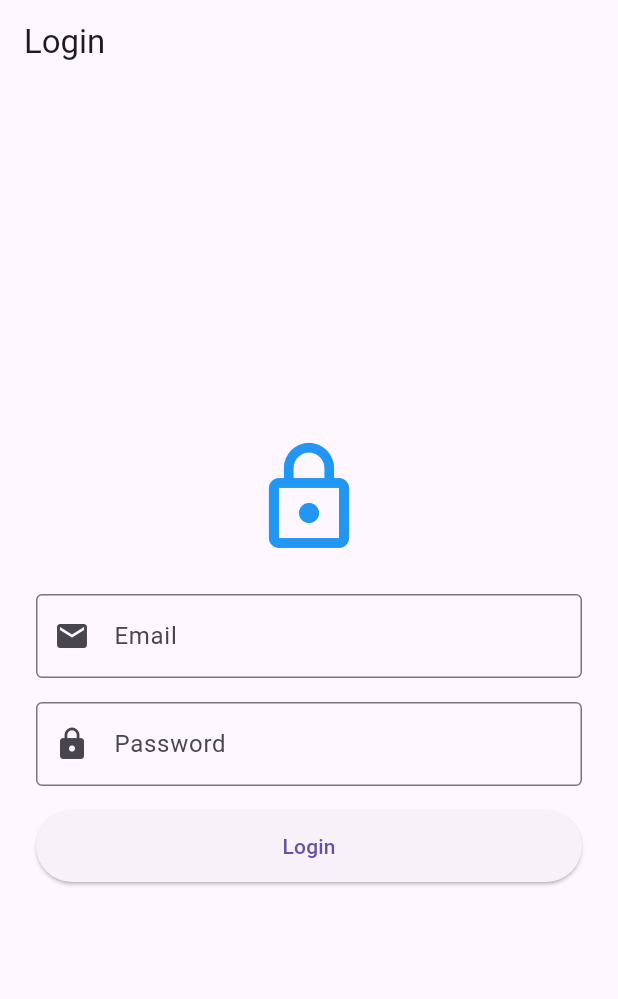
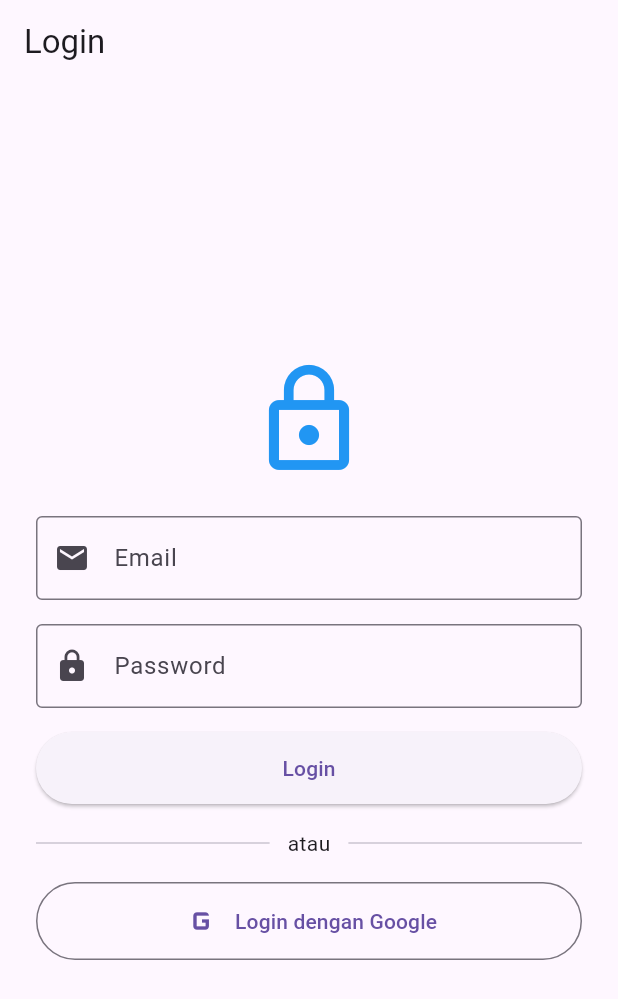
Before and after one commit to voltakits725/login-firebase-app, a Flutter app: the screen it shows after launch, on a phone screen of 412 x 824 dp. Shown: the top 999 px of the screen. Run offline on Flutter 3.47's test engine with Material 3 defaults, Android fonts, the phone set to English and light mode, and no system bars; our stand-ins replace firebase_auth, firebase_core; accounts and stored records are empty.

Commit message:
feat: tambah fitur login dengan google

```diff
--- a/lib/screens/login_screen.dart
+++ b/lib/screens/login_screen.dart
@@ -1,4 +1,5 @@
 import 'package:firebase_auth/firebase_auth.dart';
+import 'package:flutter/foundation.dart' show kIsWeb;
 import 'package:flutter/material.dart';
 
 class LoginScreen extends StatefulWidget {
@@ -29,6 +30,40 @@ class _LoginScreenState extends State<LoginScreen> {
     } on FirebaseAuthException catch (e) {
       setState(() {
         _errorMessage = e.message ?? 'Terjadi kesalahan saat login.';
+      });
+    } finally {
+      if (mounted) {
+        setState(() {
+          _isLoading = false;
+        });
+      }
+    }
+  }
+
+  Future<void> _loginWithGoogle() async {
+    setState(() {
+      _isLoading = true;
+      _errorMessage = null;
+    });
+
+    try {
+      final GoogleAuthProvider googleProvider = GoogleAuthProvider();
+      // Biar selalu muncul pilihan akun Google setiap kali klik login
+      googleProvider.setCustomParameters({'prompt': 'select_account'});
+
+      if (kIsWeb) {
+        await FirebaseAuth.instance.signInWithPopup(googleProvider);
+      } else {
+        await FirebaseAuth.instance.signInWithProvider(googleProvider);
+      }
+      // Jika berhasil, AuthWrapper otomatis pindah ke UserInfoScreen
+    } on FirebaseAuthException catch (e) {
+      setState(() {
+        _errorMessage = e.message ?? 'Gagal login dengan Google.';
+      });
+    } catch (e) {
+      setState(() {
+        _errorMessage = 'Login dengan Google dibatalkan atau gagal.';
       });
     } finally {
       if (mounted) {
@@ -101,6 +136,26 @@ class _LoginScreenState extends State<LoginScreen> {
                       )
                     : const Text('Login'),
               ),
+              const SizedBox(height: 16),
+              const Row(
+                children: [
+                  Expanded(child: Divider()),
+                  Padding(
+                    padding: EdgeInsets.symmetric(horizontal: 12),
+                    child: Text('atau'),
+                  ),
+                  Expanded(child: Divider()),
+                ],
+              ),
+              const SizedBox(height: 16),
+              OutlinedButton.icon(
+                onPressed: _isLoading ? null : _loginWithGoogle,
+                icon: const Icon(Icons.g_mobiledata, size: 28),
+                label: const Text('Login dengan Google'),
+                style: OutlinedButton.styleFrom(
+                  padding: const EdgeInsets.symmetric(vertical: 12),
+                ),
+              ),
             ],
           ),
         ),
```
